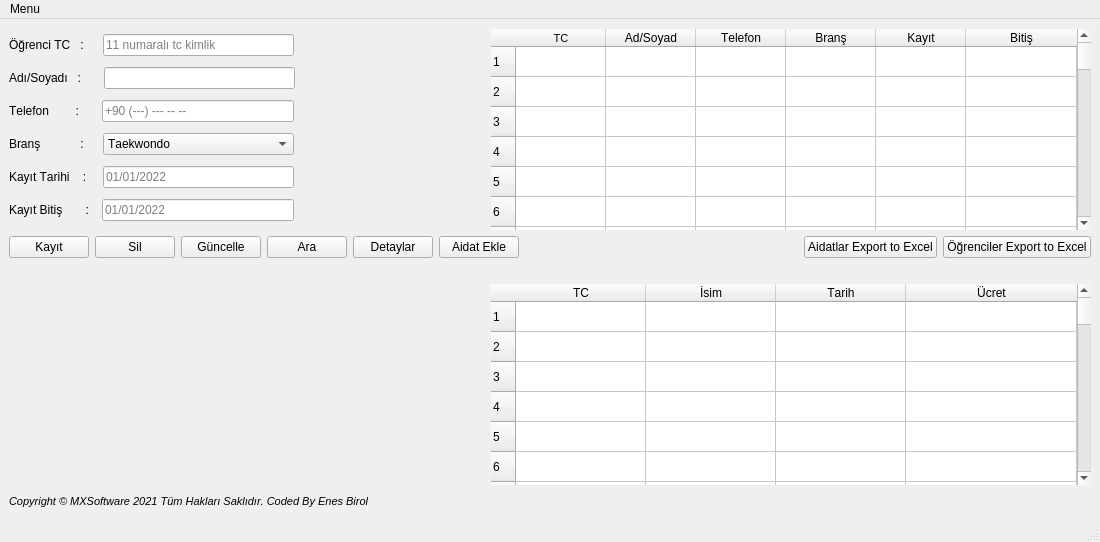
Old version of the form PAGES/GUI/main.ui in the repository enesbirool/Gym_Management_System_mxsoftware.
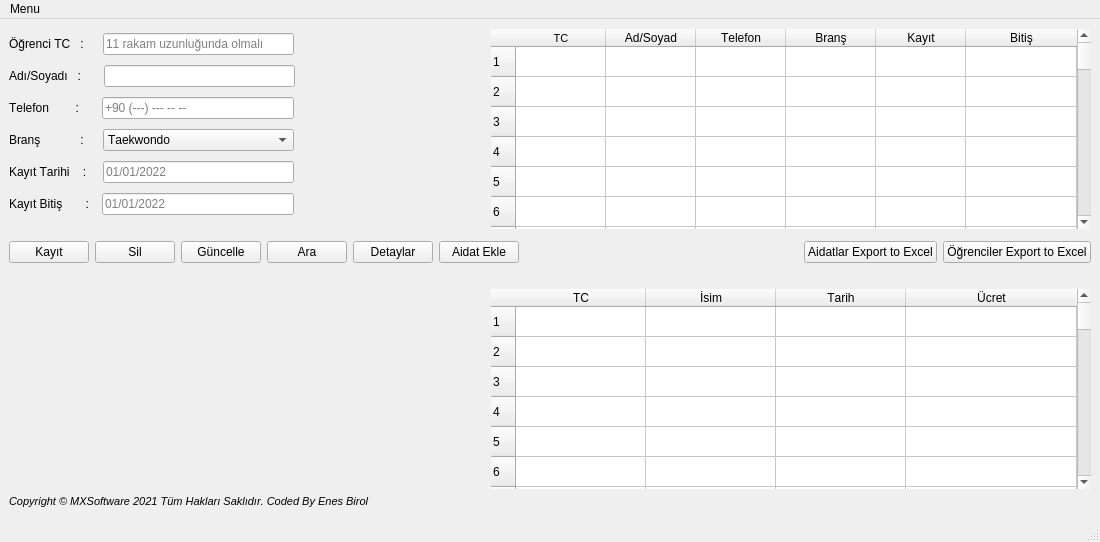
New version of the form. Icons and pictures are not drawn.

The edit to the form file:
```diff
--- a/PAGES/GUI/main.ui
+++ b/PAGES/GUI/main.ui
@@ -85,10 +85,10 @@
           <item>
            <widget class="QLineEdit" name="ogr_tc_edit">
             <property name="inputMask">
-             <string/>
+             <string>99999999999</string>
             </property>
             <property name="placeholderText">
-             <string>11 numaralı tc kimlik</string>
+             <string>11 rakam uzunluğunda olmalı</string>
             </property>
            </widget>
           </item>
@@ -155,6 +155,9 @@
           </item>
           <item>
            <widget class="QLineEdit" name="ogr_number_edit">
+            <property name="inputMask">
+             <string/>
+            </property>
             <property name="placeholderText">
              <string>+90 (---) --- -- --</string>
             </property>
@@ -516,6 +519,9 @@
     </item>
     <item>
      <layout class="QHBoxLayout" name="horizontalLayout_9">
+      <property name="topMargin">
+       <number>10</number>
+      </property>
       <property name="bottomMargin">
        <number>0</number>
       </property>
```
Left out of the diff: 6 changed lines with no effect on the pictures.
